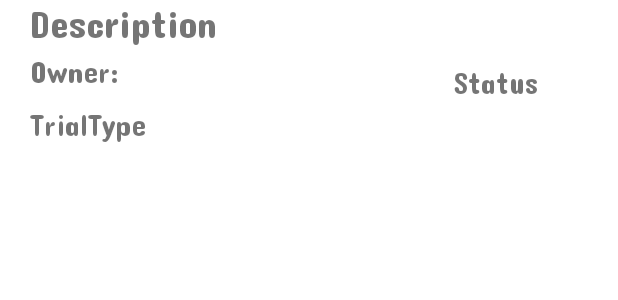
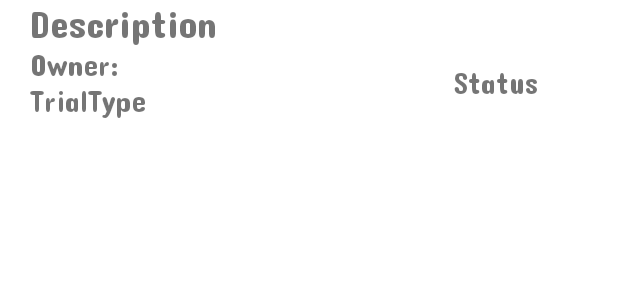
Before and after one commit to CMPUT301W21T27/betterTrialBook, an Android app: the layout content.xml on its own in the app's theme, with its tools: preview values and no code run, on a phone screen of 412 x 824 dp. Shown: the top 300 px of the screen. Run offline under Robolectric (Android 15) with nearby library versions, the phone set to English and light mode, and no system bars.

Commit message:
Minor UI fixes for Demo

```diff
--- a/code/app/src/main/java/com/example/bettertrialbook/forum/ExpandableQuestionList.java
+++ b/code/app/src/main/java/com/example/bettertrialbook/forum/ExpandableQuestionList.java
@@ -13,6 +13,7 @@ import androidx.annotation.NonNull;
 
 import com.example.bettertrialbook.R;
 import com.example.bettertrialbook.dal.Callback;
+import com.example.bettertrialbook.dal.UserDAL;
 import com.example.bettertrialbook.models.Question;
 import com.example.bettertrialbook.models.Reply;
 
@@ -100,6 +101,7 @@ public class ExpandableQuestionList extends BaseExpandableListAdapter {
         title.setText(question.getTitle());
         replyCount.setText(question.getReplies().size() + " Response(s)");
         poster.setText("By: " + question.getPosterId().substring(0, 4));
+        new UserDAL().findUserByID(question.getPosterId(), user -> poster.setText("By: "+ user.getUsername()));
 
         return view;
     }
@@ -154,6 +156,8 @@ public class ExpandableQuestionList extends BaseExpandableListAdapter {
 
         body.setText(r.getText());
         poster.setText("By: " + r.getPosterId().substring(0, 4));
+        new UserDAL().findUserByID(r.getPosterId(), user -> poster.setText("By: "+ user.getUsername()));
+
         return view;
     }
 
--- a/code/app/src/main/java/com/example/bettertrialbook/forum/ForumActivity.java
+++ b/code/app/src/main/java/com/example/bettertrialbook/forum/ForumActivity.java
@@ -80,5 +80,6 @@ public class ForumActivity extends AppCompatActivity {
     private void setTitle() {
         TextView title = findViewById(R.id.forum_experiment_title);
         title.setText(expId);
+        new ExperimentDAL().findExperimentByID(expId, experimentInfo -> title.setText(experimentInfo.getDescription()));
     }
 }
--- a/code/app/src/main/res/layout/activity_experiment_view.xml
+++ b/code/app/src/main/res/layout/activity_experiment_view.xml
@@ -63,16 +63,16 @@
         android:layout_width="wrap_content"
         android:layout_height="wrap_content"
         android:layout_marginLeft="110dp"
-        android:layout_marginTop="12dp"
+        android:layout_marginTop="1dp"
         android:text="Total Trials:"
         app:layout_constraintLeft_toRightOf="@+id/trialResult_text"
-        app:layout_constraintTop_toBottomOf="@+id/end_button" />
+        app:layout_constraintBottom_toTopOf="@+id/trial_listView"/>
 
     <Button
         android:id="@+id/unpublish_button"
         android:layout_width="127dp"
         android:layout_height="42dp"
-        android:layout_marginTop="16dp"
+        android:layout_marginTop="28dp"
         android:layout_marginEnd="16dp"
         android:text="Unpublish"
         app:layout_constraintEnd_toEndOf="parent"
--- a/code/app/src/main/res/layout/content.xml
+++ b/code/app/src/main/res/layout/content.xml
@@ -10,7 +10,7 @@
     <LinearLayout
         android:id="@+id/linearLayout"
         android:layout_width="250dp"
-        android:layout_height="98dp"
+        android:layout_height="wrap_content"
         android:layout_marginLeft="20dp"
         android:orientation="vertical"
         app:layout_constraintStart_toStartOf="parent"
@@ -18,15 +18,15 @@
 
         <TextView
             android:id="@+id/Description_Text"
-            android:layout_width="match_parent"
-            android:layout_height="35dp"
+            android:layout_width="wrap_content"
+            android:layout_height="wrap_content"
             android:textSize="25sp"
             android:text="@string/description" />
 
         <TextView
             android:id="@+id/username_Text"
-            android:layout_width="match_parent"
-            android:layout_height="35dp"
+            android:layout_width="wrap_content"
+            android:layout_height="wrap_content"
             android:layout_gravity="center_vertical"
             android:textSize="20sp"
             android:text="Owner: " />
@@ -38,8 +38,8 @@
 
             <TextView
                 android:id="@+id/TrialType_Text"
-                android:layout_width="199dp"
-                android:layout_height="35dp"
+                android:layout_width="wrap_content"
+                android:layout_height="wrap_content"
                 android:layout_weight="1"
                 android:text="@string/trialType"
                 android:textSize="20sp" />
```
Also changed, not shown: code/app/src/main/res/layout/content_trial.xml (+2 -9 lines), 1 other file.
